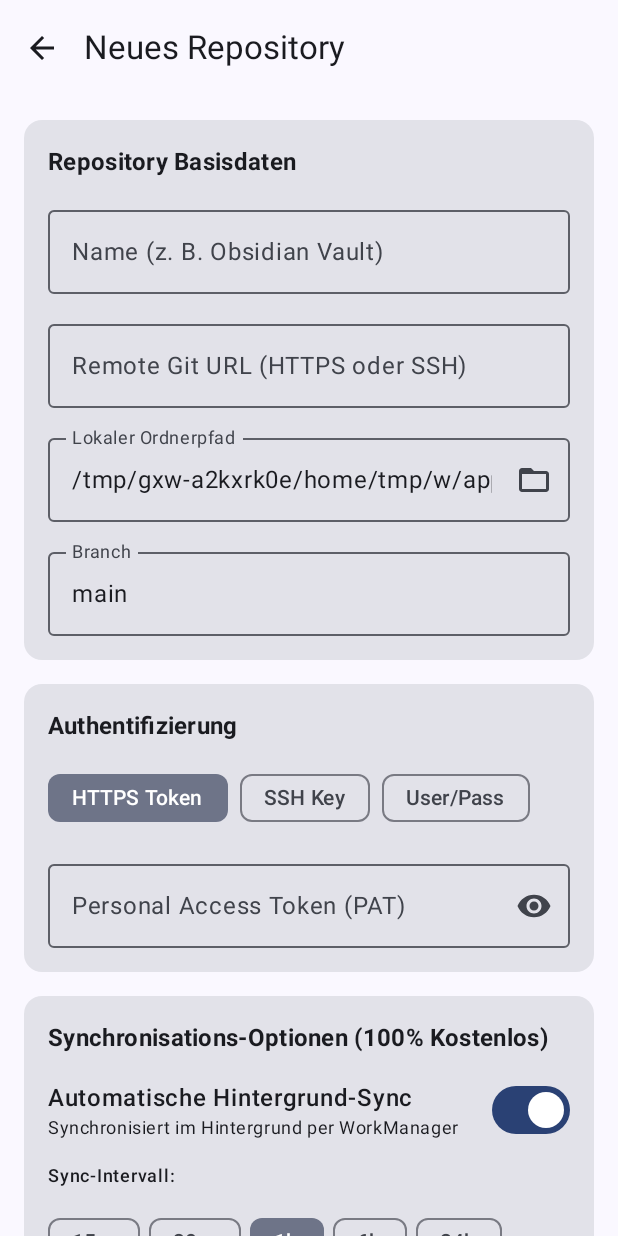
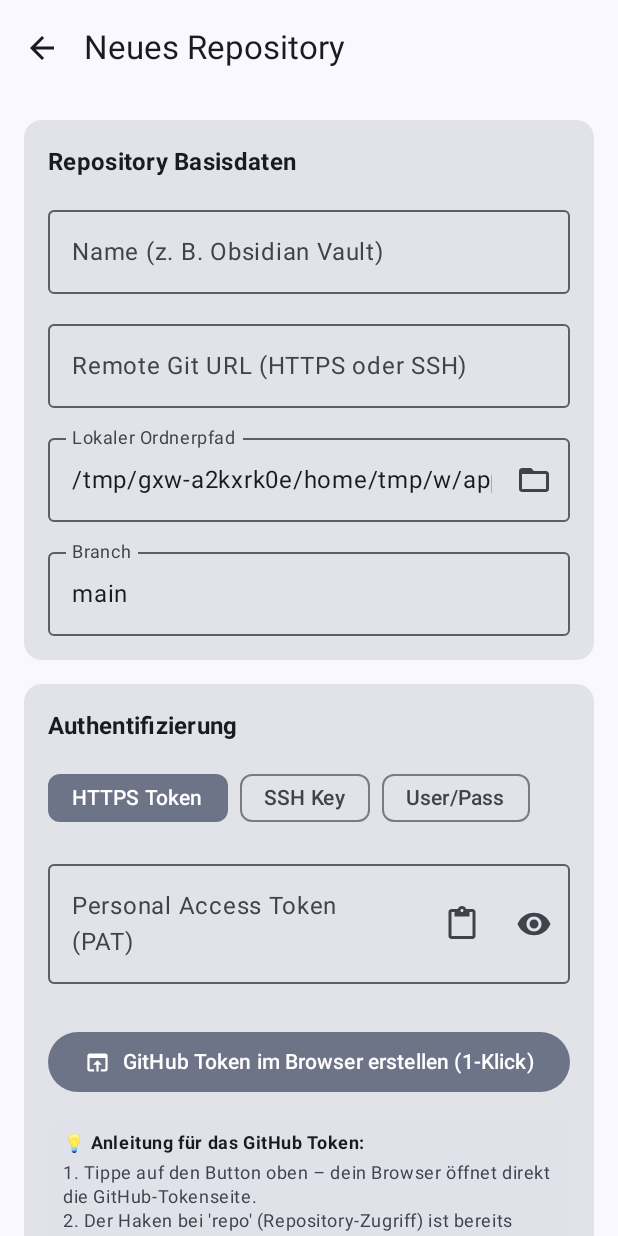
Before and after one commit to fisch981/Gitsyncer, an Android app built with Jetpack Compose: the composable EditRepoScreen called with empty values, on a phone screen of 412 x 824 dp. Run offline under Robolectric (Android 15) with nearby library versions, the phone set to English and light mode, and no system bars; libraries missing offline, so code that uses them is left out: com.jcraft.jsch, org.eclipse.jgit.

Commit message:
Release v1.0.1: Direkte 1-Klick GitHub Token-Generierung im Browser und Clipboard-Einfuegen hinzugefuegt

```diff
--- a/app/build.gradle.kts
+++ b/app/build.gradle.kts
@@ -12,8 +12,8 @@ android {
         applicationId = "de.fisch981.gitsyncer"
         minSdk = 26
         targetSdk = 35
-        versionCode = 1
-        versionName = "1.0.0"
+        versionCode = 2
+        versionName = "1.0.1"
 
         testInstrumentationRunner = "androidx.test.runner.AndroidJUnitRunner"
         vectorDrawables {
--- a/app/src/main/java/de/fisch981/gitsyncer/ui/screens/EditRepoScreen.kt
+++ b/app/src/main/java/de/fisch981/gitsyncer/ui/screens/EditRepoScreen.kt
@@ -1,5 +1,8 @@
 package de.fisch981.gitsyncer.ui.screens
 
+import android.content.ClipboardManager
+import android.content.Context
+import android.content.Intent
 import android.net.Uri
 import android.os.Environment
 import android.widget.Toast
@@ -202,16 +205,65 @@ fun EditRepoScreen(
                                 placeholder = { Text("ghp_... oder glpat-...") },
                                 visualTransformation = if (isPasswordVisible) VisualTransformation.None else PasswordVisualTransformation(),
                                 trailingIcon = {
-                                    IconButton(onClick = { isPasswordVisible = !isPasswordVisible }) {
-                                        Icon(
-                                            if (isPasswordVisible) Icons.Default.VisibilityOff else Icons.Default.Visibility,
-                                            contentDescription = null
-                                        )
+                                    Row {
+                                        IconButton(onClick = {
+                                            val clipboard = context.getSystemService(Context.CLIPBOARD_SERVICE) as ClipboardManager
+                                            val clip = clipboard.primaryClip
+                                            if (clip != null && clip.itemCount > 0) {
+                                                val pasted = clip.getItemAt(0).text?.toString() ?: ""
+                                                if (pasted.isNotBlank()) {
+                                                    tokenOrPassword = pasted.trim()
+                                                    Toast.makeText(context, "Aus Zwischenablage eingefügt", Toast.LENGTH_SHORT).show()
+                                                }
+                                            }
+                                        }) {
+                                            Icon(Icons.Default.ContentPaste, contentDescription = "Einfügen")
+                                        }
+                                        IconButton(onClick = { isPasswordVisible = !isPasswordVisible }) {
+                                            Icon(
+                                                if (isPasswordVisible) Icons.Default.VisibilityOff else Icons.Default.Visibility,
+                                                contentDescription = null
+                                            )
+                                        }
                                     }
                                 },
                                 singleLine = true,
                                 modifier = Modifier.fillMaxWidth()
                             )
+
+                            Spacer(modifier = Modifier.height(4.dp))
+
+                            // One-click button to open GitHub Token generator in Browser
+                            Button(
+                                onClick = {
+                                    val url = "https://github.com/settings/tokens/new?description=GitSyncer&scopes=repo"
+                                    val intent = Intent(Intent.ACTION_VIEW, Uri.parse(url))
+                                    context.startActivity(intent)
+                                },
+                                modifier = Modifier.fillMaxWidth(),
+                                colors = ButtonDefaults.filledTonalButtonColors()
+                            ) {
+                                Icon(Icons.Default.OpenInBrowser, contentDescription = null, modifier = Modifier.size(18.dp))
+                                Spacer(modifier = Modifier.width(8.dp))
+                                Text("GitHub Token im Browser erstellen (1-Klick)")
+                            }
+
+                            Card(
+                                modifier = Modifier.fillMaxWidth(),
+                                colors = CardDefaults.cardColors(containerColor = MaterialTheme.colorScheme.surfaceVariant.copy(alpha = 0.5f))
+                            ) {
+                                Column(modifier = Modifier.padding(10.dp), verticalArrangement = Arrangement.spacedBy(4.dp)) {
+                                    Text("💡 Anleitung für das GitHub Token:", fontWeight = FontWeight.Bold, style = MaterialTheme.typography.bodySmall)
+                                    Text(
+                                        "1. Tippe auf den Button oben – dein Browser öffnet direkt die GitHub-Tokenseite.\n" +
+                                        "2. Der Haken bei 'repo' (Repository-Zugriff) ist bereits vorausgewählt.\n" +
+                                        "3. Scrolle ganz nach unten und klicke auf den grünen Button 'Generate token'.\n" +
+                                        "4. Kopiere das angezeigte Token (beginnt mit 'ghp_') und füge es hier ein.",
+                                        style = MaterialTheme.typography.bodySmall,
+                                        color = MaterialTheme.colorScheme.onSurfaceVariant
+                                    )
+                                }
+                            }
                         }
                         AuthType.HTTPS_CREDENTIALS -> {
                             OutlinedTextField(
```
Also changed, not shown: 2 other files.
